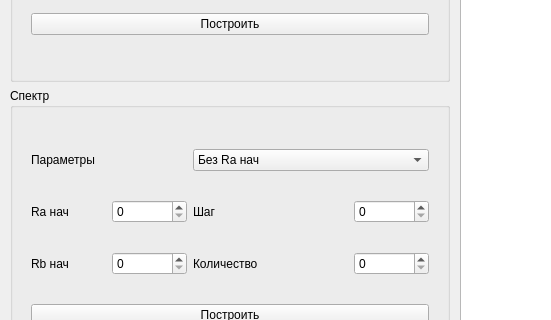
Old version of the form lab_04/mainwindow.ui in the repository MyMiDiII/bmstu-cg; both pictures show x 0 to 551 and y 421 to 741 of the 1451 by 836 pixel window.
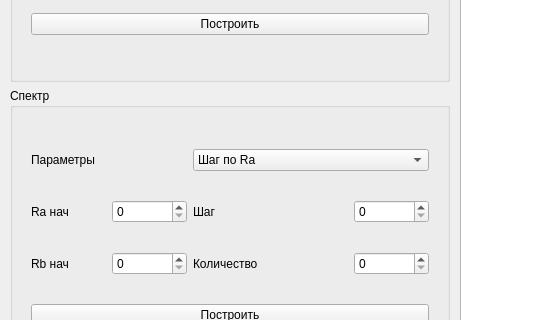
New version of the form.

```diff
--- a/lab_04/mainwindow.ui
+++ b/lab_04/mainwindow.ui
@@ -439,7 +439,7 @@
              <widget class="QComboBox" name="elSpConfCB">
               <item>
                <property name="text">
-                <string>Без Ra нач</string>
+                <string>Шаг по Ra</string>
                </property>
               </item>
               <item>
```
Left out of the diff: 12 changed lines with no effect on the pictures.
